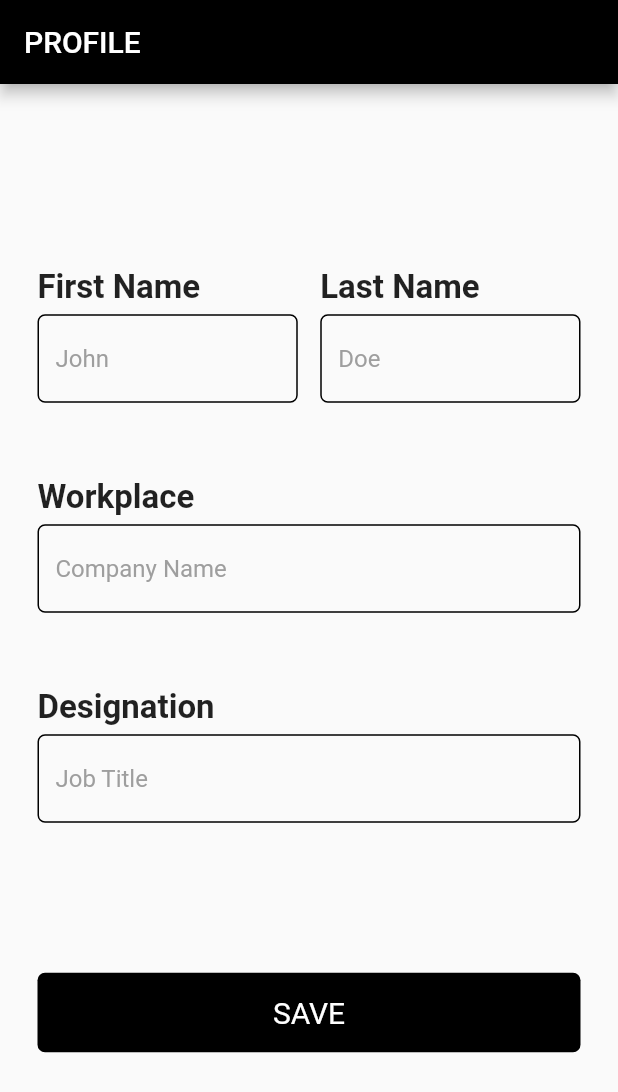
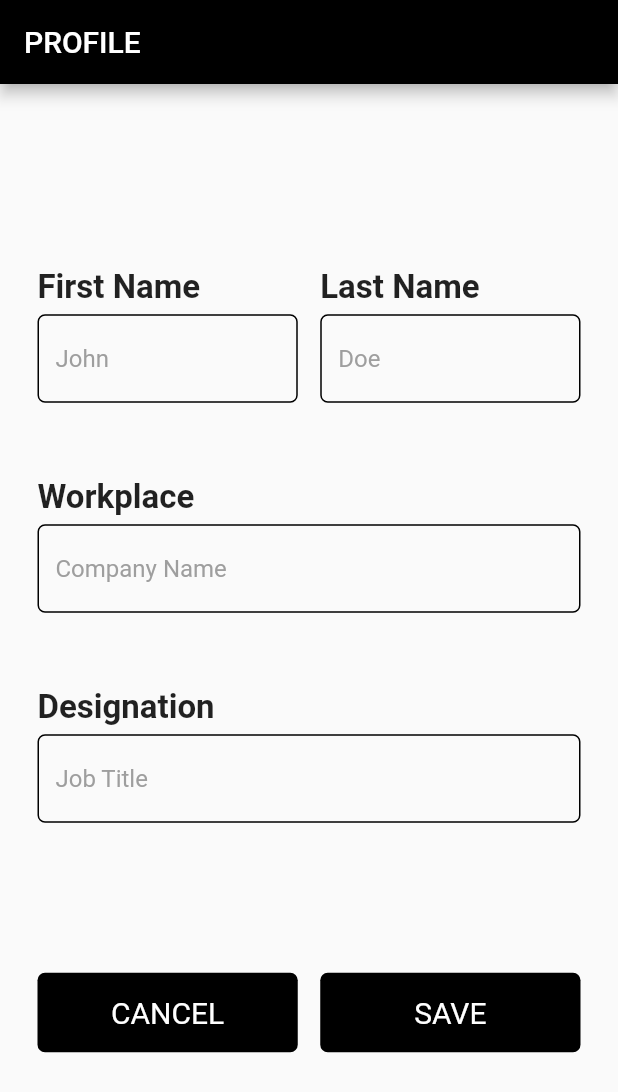
Before and after one commit to shamsiareeb/Yoodoo, a Flutter app: the HomeScreen screen opened directly, after a tap on the "person" icon, on a phone screen of 412 x 824 dp. Shown: the top 1092 px of the screen. Run offline on Flutter 3.47's test engine with Material 2 defaults, Android fonts, the phone set to English and light mode, and no system bars; our stand-ins replace cloud_firestore, firebase_auth; accounts and stored records are empty; project files that could hold a hidden picture were left out.

Commit message:
Created a group_info.dart file. Added cancel button in Profile page.

```diff
--- a/lib/home_screen.dart
+++ b/lib/home_screen.dart
@@ -12,6 +12,7 @@ class HomeScreen extends StatefulWidget {
 class _HomeScreenState extends State<HomeScreen> with TickerProviderStateMixin {
 
   AnimationController _controller;
+  final List<int> numbers = [1, 2, 3, 5, 8, 13, 21, 34, 55];
 
   static const List<IconData> icons = const [Icons.input, Icons.add];
 
@@ -115,9 +116,27 @@ class _HomeScreenState extends State<HomeScreen> with TickerProviderStateMixin {
               )
         ),
         //floatingActionButton: FancyFab(),
-        body: new Center(
+        body: /*new Center(
             child: new Text('No groups to show')
-        )
+        )*/
+        Container(
+          padding: EdgeInsets.symmetric(horizontal: 16.0, vertical: 50.0),
+          height: MediaQuery.of(context).size.height,
+          child: ListView.builder(
+              scrollDirection: Axis.horizontal,
+              itemCount: numbers.length, itemBuilder: (context, index) {
+            return Container(
+              width: MediaQuery.of(context).size.width * 0.8,
+              child: Card(
+                color: Colors.lightBlueAccent,
+                shadowColor: Colors.black,
+                child: Container(
+                  child: Center(child: Text(numbers[index].toString(), style: TextStyle(color: Colors.white, fontSize: 36.0),)),
+                ),
+              ),
+            );
+          }),
+        ),
     );
   }
 
--- a/lib/main.dart
+++ b/lib/main.dart
@@ -5,6 +5,7 @@ import 'package:yoodoo/profile_screen.dart';
 import 'package:yoodoo/signup_screen.dart';
 import 'package:yoodoo/home_screen.dart';
 import 'splash_screen.dart';
+import 'package:yoodoo/group_info.dart';
 
 void main() => runApp(MyApp());
 
@@ -18,7 +19,7 @@ class MyApp extends StatelessWidget {
         primaryColor: Colors.black,
         accentColor: Colors.black,
       ),
-      home:SplashScreen(),
+      home:GroupInfo(),
     );
   }
 }
--- a/lib/profile_screen.dart
+++ b/lib/profile_screen.dart
@@ -16,6 +16,7 @@ class _ProfileScreenState extends State<ProfileScreen> {
   Widget build(BuildContext context) {
     return new Scaffold(
       appBar: new AppBar(
+        automaticallyImplyLeading: false,
         title: new Text('PROFILE',
         style: TextStyle(
           fontSize: 20.0,
@@ -154,7 +155,30 @@ class _ProfileScreenState extends State<ProfileScreen> {
                     SizedBox(
                       height: 100,
                     ),
-                    InkWell(
+                    Row(
+                      children: <Widget>[
+                        Expanded(
+                          child: InkWell(
+                            child: Container(
+                              padding: EdgeInsets.symmetric(vertical: 15),
+                              alignment: Alignment.center,
+                              child: Text(
+                                'CANCEL',
+                                style: TextStyle(fontSize: 20, color: Colors.white),
+                              ),
+                              decoration: BoxDecoration(
+                                borderRadius: BorderRadius.all(Radius.circular(5)),
+                                color: Colors.black,
+                              ),
+                            ),
+                            onTap: () {},
+                          ),
+                        ),
+                        SizedBox(
+                          width: 15,
+                        ),
+                        Expanded(
+                          child: InkWell(
                             child: Container(
                               padding: EdgeInsets.symmetric(vertical: 15),
                               alignment: Alignment.center,
@@ -168,7 +192,10 @@ class _ProfileScreenState extends State<ProfileScreen> {
                               ),
                             ),
                             onTap: () {},
-                    )
+                          ),
+                        ),
+                      ],
+                    ),
                   ],
                 ),
               ],
```
Also changed, not shown: lib/dialogues.dart (+33 -0 lines), lib/group_info.dart (added, +135 -0 lines), pubspec.lock. Lines whose indentation alone changed are shown as unchanged.
